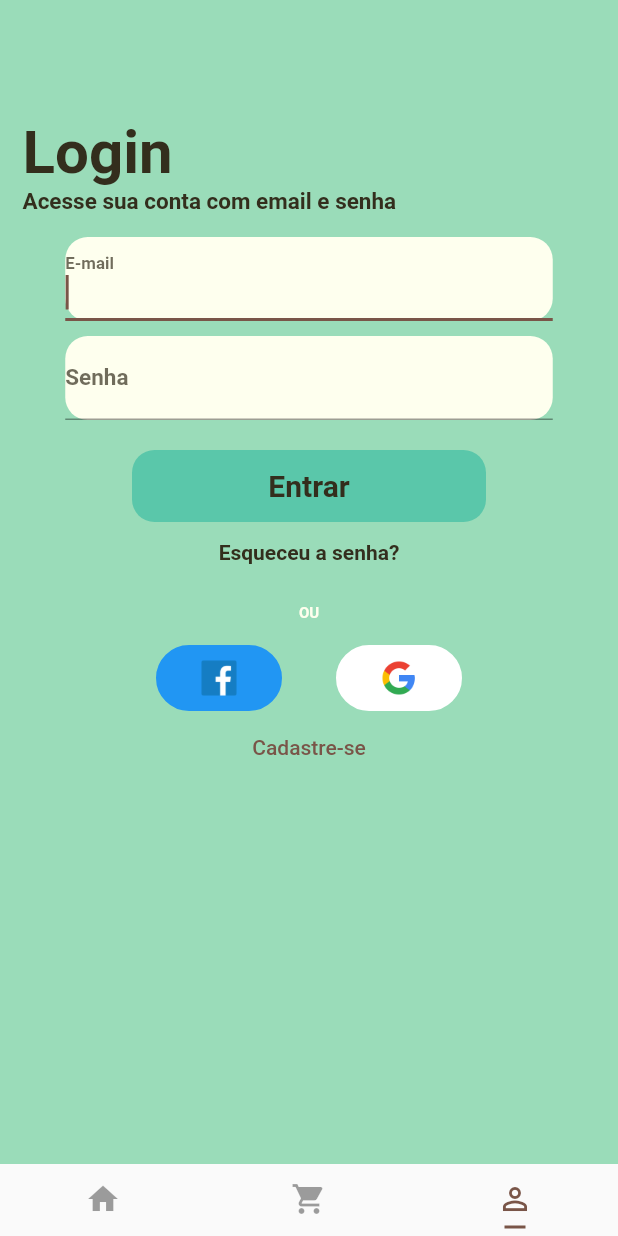
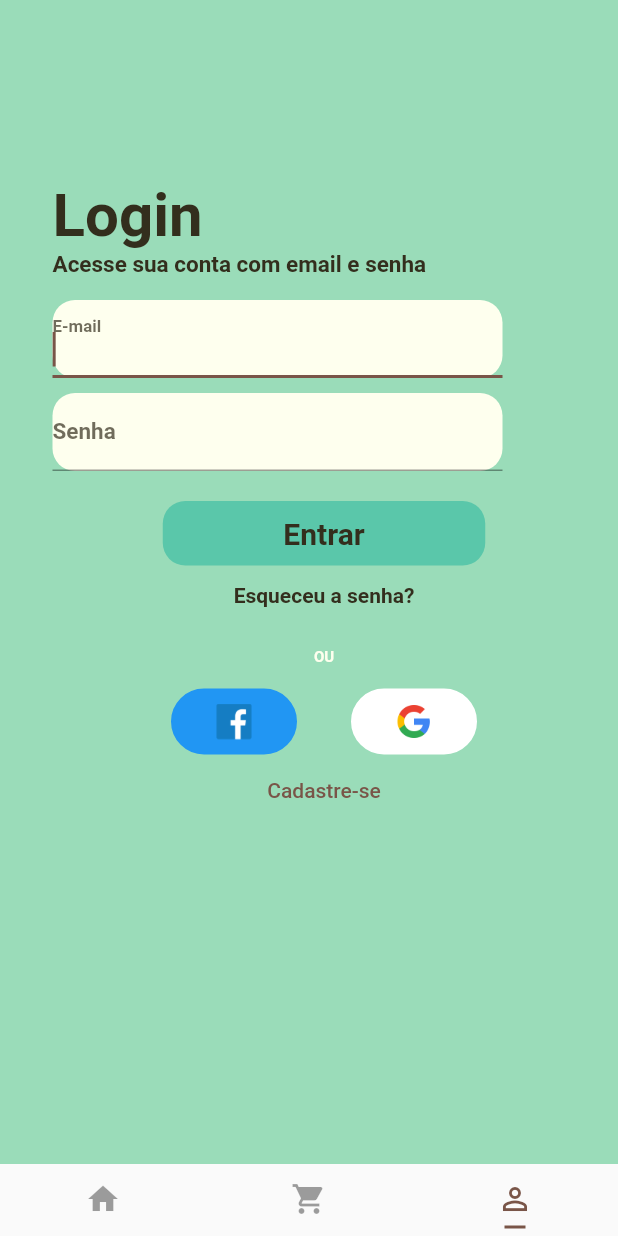
Before and after one commit to cauecbb/Ebook-Store-App, a Flutter app: the screen it shows after launch, item 3 of the bottom bar chosen, on a phone screen of 412 x 824 dp. Run offline on Flutter 3.47's test engine with Material 2 defaults, Android fonts, the phone set to English and light mode, and no system bars.

Commit message:
Adiciona layout do formulario

```diff
--- a/lib/pages/login_page.dart
+++ b/lib/pages/login_page.dart
@@ -20,7 +20,8 @@ class _LoginPageState extends State<LoginPage> {
       body: Container(
         color: const Color(0xFF9ADCB9),
         padding: const EdgeInsets.only(
-          top: 78,
+          left: 20,
+          top: 120,
         ),
         child: Column(
           children: <Widget>[
@@ -32,6 +33,7 @@ class _LoginPageState extends State<LoginPage> {
               child: Form(
                 key: _formkey,
                 child: Column(
+                  crossAxisAlignment: CrossAxisAlignment.start,
                   children: <Widget>[
                     Row(
                       children: <Widget>[
@@ -64,11 +66,10 @@ class _LoginPageState extends State<LoginPage> {
                       height: 15,
                     ),
                     Column(
-                      crossAxisAlignment: CrossAxisAlignment.start,
-                      children: [
+                      children: <Widget>[
                         Container(
-                          width: 325,
-                          height: 56,
+                          width: 300,
+                          height: 52,
                           decoration: const BoxDecoration(
                             color: Color(0xFFFEFFEE),
                             borderRadius: BorderRadius.all(
@@ -104,8 +105,8 @@ class _LoginPageState extends State<LoginPage> {
                       height: 10,
                     ),
                     Container(
-                      width: 325,
-                      height: 56,
+                      width: 300,
+                      height: 52,
                       decoration: const BoxDecoration(
                         color: Color(0xFFFEFFEE),
                         borderRadius: BorderRadius.all(
@@ -136,11 +137,16 @@ class _LoginPageState extends State<LoginPage> {
                         onSaved: (input) => _password = input!,
                       ),
                     ),
+                  ],
+                ),
+              ),
+            ),
             const SizedBox(
               height: 20,
             ),
             Container(
-                      width: 236,
+              width: 215,
+              height: 43,
               decoration: const BoxDecoration(
                 color: Color(0xFF5AC7AA),
                 borderRadius: BorderRadius.all(
@@ -186,10 +192,6 @@ class _LoginPageState extends State<LoginPage> {
                     fontSize: 14,
                     fontWeight: FontWeight.bold,
                   ),
-                        ),
-                      ),
-                    ),
-                  ],
                 ),
               ),
             ),
```
Lines whose indentation alone changed are shown as unchanged.
